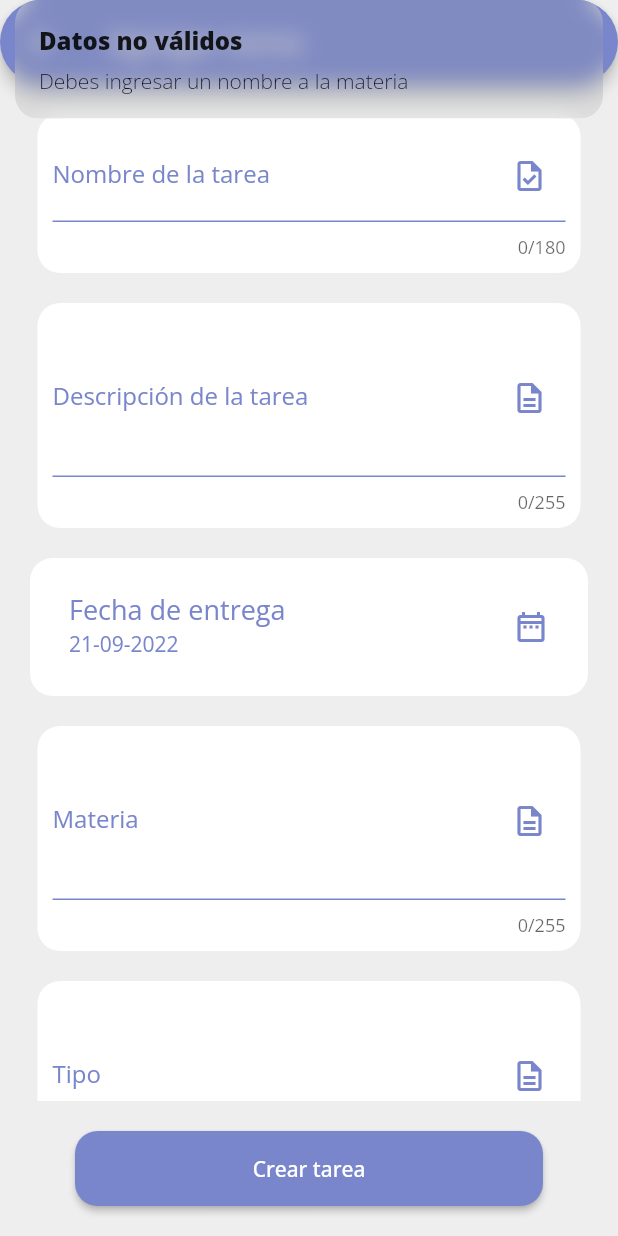
After one commit to moisesmtzs/agenda_modular, a Flutter app: the _AddTaskPageState screen opened directly, after a tap on "Crear tarea", on a phone screen of 412 x 824 dp. The commit adds this screen. Run offline on Flutter 3.47's test engine with Material 2 defaults, Android fonts, the phone set to English and light mode, and no system bars; our stand-ins replace flutter_svg, get, get_storage, google_fonts, google_nav_bar, image_picker and 1 more; accounts and stored records are empty.

Commit message:
Formulario para crear tarea

```diff
--- a/lib/src/api/environment.dart
+++ b/lib/src/api/environment.dart
@@ -1,5 +1,5 @@
 class Environment {
-  static const String API_URL = 'http://192.168.31.247:3000/';
+  static const String API_URL = 'http://192.168.100.5:3000/';
 
-  static const String API_URL_OLD = '192.168.31.247:3000';
+  static const String API_URL_OLD = '192.168.100.5:3000';
 }
--- /dev/null
+++ b/lib/src/models/task.dart
@@ -0,0 +1,47 @@
+import 'dart:convert';
+
+Task taskFromJson(String str) => Task.fromJson(json.decode(str));
+
+String taskToJson(Task data) => json.encode(data.toJson());
+
+class Task {
+
+    String? id;
+    String? name;
+    String? description;
+    String? deliveryDate;
+    String? subject;
+    String? type;
+    String? status;
+
+    Task({
+        this.id,
+        this.name,
+        this.description,
+        this.deliveryDate,
+        this.subject,
+        this.type,
+        this.status,
+    });
+
+
+    factory Task.fromJson(Map<String, dynamic> json) => Task(
+        id: json["id"],
+        name: json["name"],
+        description: json["description"],
+        deliveryDate: json["delivery_date"],
+        subject: json["subject"],
+        type: json["type"],
+        status: json["status"],
+    );
+
+    Map<String, dynamic> toJson() => {
+        "id": id,
+        "name": name,
+        "description": description,
+        "delivery_date": deliveryDate,
+        "subject": subject,
+        "type": type,
+        "status": status,
+    };
+}
--- a/lib/src/screens/login/login_page.dart
+++ b/lib/src/screens/login/login_page.dart
@@ -109,7 +109,7 @@ class LoginPage extends StatelessWidget {
           hintText: "**********",
           hintStyle: TextStyle(color: Colors.grey[400]),
           labelText: "Contraseña",
-          labelStyle: TextStyle(color: Colors.blueGrey),
+          labelStyle: TextStyle(color: Colors.indigo[300]),
           prefixIcon: Icon(Icons.lock_rounded, color: Colors.indigo.shade300),
           suffixIcon: IconButton(
             icon: Icon(
--- a/lib/src/screens/register/register_page.dart
+++ b/lib/src/screens/register/register_page.dart
@@ -176,7 +176,7 @@ class RegisterPage extends StatelessWidget {
           hintText: "**********",
           hintStyle: TextStyle(color: Colors.grey[400]),
           labelText: "Contraseña",
-          labelStyle: const TextStyle(color: Colors.blueGrey),
+          labelStyle: TextStyle(color: Colors.indigo[300]),
           prefixIcon: Icon(Icons.lock_rounded, color: Colors.indigo.shade300),
           suffixIcon: IconButton(
             icon: Icon(
@@ -219,7 +219,7 @@ class RegisterPage extends StatelessWidget {
           hintText: "**********",
           hintStyle: TextStyle( color: Colors.grey[400] ),
           labelText: "Confirmar contraseña",
-          labelStyle: const TextStyle( color: Colors.blueGrey ),
+          labelStyle: TextStyle( color: Colors.indigo[300] ),
           prefixIcon: Icon(Icons.lock_outline_rounded, color: Colors.indigo[300]),
           suffixIcon: IconButton(
             icon: Icon(
--- a/lib/src/screens/screens.dart
+++ b/lib/src/screens/screens.dart
@@ -5,5 +5,6 @@ export 'package:agenda_app/src/screens/update/update_profile_page.dart';
 export 'package:agenda_app/src/screens/search/search_page.dart';
 export 'package:agenda_app/src/screens/tasks/task_page.dart';
 export 'package:agenda_app/src/screens/tasks/detail/tasks_detail_screen.dart';
+export 'package:agenda_app/src/screens/tasks/add_task/add_task_page.dart';
 export 'package:agenda_app/src/screens/schedule/schedule_page.dart';
 export 'package:agenda_app/src/screens/registersubject/registersubject_page.dart';//FARFAN
--- /dev/null
+++ b/lib/src/screens/tasks/add_task/add_task_controller.dart
@@ -0,0 +1,150 @@
+import 'package:flutter/material.dart';
+import 'package:get/get.dart';
+import 'package:intl/intl.dart';
+
+import 'package:agenda_app/src/models/response_api.dart';
+import 'package:agenda_app/src/models/task.dart';
+import 'package:agenda_app/src/providers/tasksProvider.dart';
+
+class AddTaskController extends GetxController {
+
+  TasksProvider tasksProvider = TasksProvider();
+
+  TextEditingController nameController = TextEditingController();
+  TextEditingController descriptionController = TextEditingController();
+  TextEditingController subjectController = TextEditingController();
+  TextEditingController typeController = TextEditingController();
+
+  var value = DateTime.now().toString().obs;
+  DateTime _selectedDate = DateTime.now();
+
+  void register( BuildContext context ) async {
+
+    String name = nameController.text;
+    String description = descriptionController.text;
+    String date = _selectedDate.toString();
+    String subject = subjectController.text.trim();
+    String type = typeController.text.trim();
+
+    if ( isValidForm(name, description, date, subject, type) ) {
+
+      // isEnable.value = false;
+
+      Task task = Task(
+        name: name,
+        description: description,
+        deliveryDate: date,
+        subject: subject,
+        type: type
+      );
+
+      ResponseApi? responseApi = await tasksProvider.create(task);
+
+      if (responseApi?.success == true) {
+        Get.snackbar(responseApi?.message ?? '', 'La tarea ha sido creada satisfactoriamente');
+        Future.delayed(const Duration(milliseconds: 1000), () {
+          Get.off('/task');
+        });
+      } else {
+        Get.snackbar(
+          'Datos no válidos',
+          responseApi?.message ?? '',
+          backgroundColor: Colors.red[200],
+          colorText: Colors.white
+        );
+        // isEnable.value = true;
+      }
+
+    }
+
+  }
+
+  bool isValidForm( String name, String description, String date, String subject, String type ) {
+
+    if ( name.isEmpty ) {
+      Get.snackbar("Datos no válidos", "Debes ingresar un nombre a la materia");
+      return false;
+    }
+    if ( description.isEmpty ) {
+      Get.snackbar("Datos no válidos", "Debes ingresar una descripción");
+      return false;
+    }
+    if ( date.isEmpty ) {
+      Get.snackbar("Datos no válidos", "Debes ingresar una fecha de entrega");
+      return false;
+    }
+    if ( subject.isEmpty ) {
+      Get.snackbar("Datos no válidos", "Debes ingresar una materia");
+      return false;
+    }
+    if ( type.isEmpty ) {
+      Get.snackbar("Datos no válidos", "Debes ingresar un tipo de tarea");
+      return false;
+    }
+
+    return true;
+
+  }
+
+  void showDatePick(BuildContext context) async {
+    DateTime? picked = await showDatePicker(
+      context: context,
+      locale: const Locale('es', 'ES'),
+      initialDate: _selectedDate,
+      firstDate: DateTime(2022),
+      lastDate: DateTime(2023),
+      builder: (context, child) {
+        return Theme(
+          data: ThemeData.dark().copyWith(
+            colorScheme: ColorScheme.dark(
+              primary: Colors.indigo.shade200,
+              onPrimary: Colors.white,
+              surface: Colors.indigo.shade300,
+              onSurface: Colors.orange.shade200,
+            ),
+            dialogTheme: const DialogTheme(
+              shape: RoundedRectangleBorder(
+                borderRadius: BorderRadius.all(Radius.circular(16))
+              )
+            ),
+            dialogBackgroundColor:Colors.indigo.shade300,
+            textButtonTheme: TextButtonThemeData(
+              style: TextButton.styleFrom(
+                primary: Colors.orange.shade200,
+                backgroundColor: Colors.black12,
+                textStyle: TextStyle(
+                  color: Colors.orange.shade200,
+                  fontWeight: FontWeight.normal,
+                  fontSize: 12,
+                  fontFamily: 'Quicksand'
+                ),
+                shape: RoundedRectangleBorder(
+                  borderRadius: BorderRadius.circular(16),
+                  side: const BorderSide(
+                    color: Colors.transparent,
+                    width: 1,
+                    style: BorderStyle.solid
+                  ),
+                )
+              ),
+            )
+          ),
+          child: child!,
+        );
+      },
+    );
+    if(picked != null && picked != _selectedDate) {
+      value = picked.toString() as RxString;
+      _selectedDate = picked;
+    }
+  }
+
+  String convertDateTimeDisplay(String? date) {
+    final DateFormat displayFormater = DateFormat('yyyy-MM-dd HH:mm:ss.SSS');
+    final DateFormat serverFormater = DateFormat('dd-MM-yyyy');
+    final DateTime displayDate = displayFormater.parse(date ?? '');
+    final String formatted = serverFormater.format(displayDate);
+    return formatted;
+  }
+
+}
--- /dev/null
+++ b/lib/src/screens/tasks/add_task/add_task_page.dart
@@ -0,0 +1,244 @@
+import 'package:flutter/material.dart';
+import 'package:get/get.dart';
+
+import 'package:agenda_app/src/screens/tasks/add_task/add_task_controller.dart';
+import 'package:agenda_app/src/ui/input_decoration.dart';
+
+class _AddTaskPageState extends StatelessWidget{
+
+  final AddTaskController _controller = Get.put(AddTaskController());
+
+  @override
+  Widget build(BuildContext context) {
+    return Hero(
+      tag: 'openAddTaskPage',
+      child: Scaffold(
+        // backgroundColor: Colors.indigo.shade300,
+        appBar: AppBar(
+          title: const Text('Agregar tarea'),
+          backgroundColor: Colors.indigo.shade300,
+          shape: ShapeBorder.lerp(
+            RoundedRectangleBorder( borderRadius: BorderRadius.circular(30) ),
+            null,
+            0
+          ),
+        ),
+        body: ListView(
+          physics: const BouncingScrollPhysics(),
+          keyboardDismissBehavior: ScrollViewKeyboardDismissBehavior.onDrag,
+          children: [
+            const SizedBox(height: 20),
+            _taskName(),
+            const SizedBox(height: 20),
+            _taskDesc(),
+            const SizedBox(height: 20),
+            _taskDate(context),
+            const SizedBox(height: 20),
+            _taskSubject(),
+            const SizedBox(height: 20),
+            _taskType(),
+            const SizedBox(height: 20),
+          ]
+        ),
+        bottomNavigationBar: _createTaskButton(context),
+      ),
+    );
+  }
+
+  Widget _taskName() {
+    return Container(
+      margin: const EdgeInsets.symmetric(horizontal: 25),
+      padding: const EdgeInsets.all(10),
+      decoration: BoxDecoration(
+        color: Colors.white,
+        borderRadius: BorderRadius.circular(15)
+      ),
+      child: Form(
+        autovalidateMode: AutovalidateMode.onUserInteraction,
+        child: Column(
+          children: [
+            TextFormField(
+              // controller: _con.nameController,
+              cursorRadius: const Radius.circular(8.0),
+              maxLength: 180,
+              decoration: InputDecorations.authInputDecoration(
+                hintText: "Hacer maqueta",
+                labelText: "Nombre de la tarea",
+                suffixIcon: Icons.task_outlined
+              ),
+              validator: ( value ){
+                String pattern = r"\b([a-zA-ZÀ-ÿ][-,a-z. ']+[ ]*)+";
+                RegExp nameregExp  = RegExp(pattern);
+                return nameregExp.hasMatch( value ?? '' )
+                  ? null
+                  : 'Nombre no válido';
+              }
+            )
+          ]
+        ),
+      ),
+    );
+
+  }
+
+  Widget _taskDesc() {
+    return Container(
+      margin: const EdgeInsets.symmetric(horizontal: 25),
+      padding: const EdgeInsets.all(10),
+      decoration: BoxDecoration(
+        color: Colors.white,
+        borderRadius: BorderRadius.circular(15)
+      ),
+      child: Form(
+        autovalidateMode: AutovalidateMode.onUserInteraction,
+        child: Column(
+          children: [
+            TextFormField(
+              // controller: _con.descController,
+              maxLines: 3,
+              maxLength: 255,
+              textAlign: TextAlign.justify,
+              cursorRadius: const Radius.circular(8.0),
+              decoration: InputDecorations.authInputDecoration(
+                hintText: "Maqueta de 25x25",
+                labelText: "Descripción de la tarea",
+                suffixIcon: Icons.description_outlined
+              ),
+              validator: ( value ){
+                String pattern = r"\b([a-zA-ZÀ-ÿ][-,a-z. ']+[ ]*)+";
+                RegExp nameregExp  = RegExp(pattern);
+                return nameregExp.hasMatch( value ?? '' )
+                  ? null
+                  : 'Descripción no válida';
+              }
+            )
+          ]
+        ),
+      ),
+    );
+
+  }
+
+  Widget _taskDate(BuildContext context) {
+    return Container(
+      margin: const EdgeInsets.symmetric(horizontal: 20),
+      padding: const EdgeInsets.all(10),
+      decoration: BoxDecoration(
+        color: Colors.white,
+        borderRadius: BorderRadius.circular(15)
+      ),
+      child: Obx( () =>
+        ListTile(
+          title: Text('Fecha de entrega', style: TextStyle( color: Colors.indigo[300], fontSize: 18 ),),
+          subtitle: Text(_controller.convertDateTimeDisplay(_controller.value.value), style: TextStyle( color: Colors.indigo[300] ),),
+          trailing: Icon( Icons.date_range_outlined, color: Colors.indigo.shade300 ),
+          onTap: () {
+            _controller.showDatePick(context);
+          },
+        ),
+      )
+    );
+  }
+
+  Widget _taskSubject() {
+    return Container(
+      margin: const EdgeInsets.symmetric(horizontal: 25),
+      padding: const EdgeInsets.all(10),
+      decoration: BoxDecoration(
+        color: Colors.white,
+        borderRadius: BorderRadius.circular(15)
+      ),
+      child: Form(
+        autovalidateMode: AutovalidateMode.onUserInteraction,
+        child: Column(
+          children: [
+            TextFormField(
+              // controller: _con.descController,
+              maxLines: 3,
+              maxLength: 255,
+              textAlign: TextAlign.justify,
+              cursorRadius: const Radius.circular(8.0),
+              decoration: InputDecorations.authInputDecoration(
+                hintText: "Introducción a la computación",
+                labelText: "Materia",
+                suffixIcon: Icons.description_outlined
+              ),
+              validator: ( value ){
+                String pattern = r"\b([a-zA-ZÀ-ÿ][-,a-z. ']+[ ]*)+";
+                RegExp nameregExp  = RegExp(pattern);
+                return nameregExp.hasMatch( value ?? '' )
+                  ? null
+                  : 'Tema no válido';
+              }
+            )
+          ]
+        ),
+      ),
+    );
+
+  }
+
+  Widget _taskType() {
+    return Container(
+      margin: const EdgeInsets.symmetric(horizontal: 25),
+      padding: const EdgeInsets.all(10),
+      decoration: BoxDecoration(
+        color: Colors.white,
+        borderRadius: BorderRadius.circular(15)
+      ),
+      child: Form(
+        autovalidateMode: AutovalidateMode.onUserInteraction,
+        child: Column(
+          children: [
+            TextFormField(
+              // controller: _con.descController,
+              maxLines: 3,
+              maxLength: 255,
+              textAlign: TextAlign.justify,
+              cursorRadius: const Radius.circular(8.0),
+              decoration: InputDecorations.authInputDecoration(
+                hintText: "Examen",
+                labelText: "Tipo",
+                suffixIcon: Icons.description_outlined
+              ),
+              validator: ( value ){
+                String pattern = r"\b([a-zA-ZÀ-ÿ][-,a-z. ']+[ ]*)+";
+                RegExp nameregExp  = RegExp(pattern);
+                return nameregExp.hasMatch( value ?? '' )
+                  ? null
+                  : 'Tipo no válido';
+              }
+            )
+          ]
+        ),
+      ),
+    );
+
+  }
+
+  Widget _createTaskButton(BuildContext context) {
+    return Container(
+      height: 50,
+      width: double.infinity,
+      margin: const EdgeInsets.symmetric( horizontal: 50, vertical: 20 ),
+      child: MaterialButton(
+        shape: RoundedRectangleBorder( borderRadius: BorderRadius.circular(15) ),
+        disabledColor: Colors.grey,
+        color: Colors.indigo[300],
+        child: Container(
+          padding: const EdgeInsets.symmetric( horizontal: 30, vertical: 15 ),
+          child: const Text( 'Crear tarea', style: TextStyle( color: Colors.white ) )
+        ),
+        onPressed: () {
+          _controller.register(context);
+        },
+      ),
+
+    );
+
+  }
+
+
+
+
+}
--- a/lib/src/screens/tasks/task_controller.dart
+++ b/lib/src/screens/tasks/task_controller.dart
@@ -18,6 +18,8 @@ class TaskController extends GetxController {
   void openBottomSheet(BuildContext context) async {
 
     isUpdated = await showMaterialModalBottomSheet(
+      enableDrag: false,
+      backgroundColor: Colors.indigo.shade200,
       shape: const RoundedRectangleBorder(
         borderRadius: BorderRadius.only(topLeft: Radius.circular(10.0), topRight: Radius.circular(10.0)),
       ),
@@ -26,4 +28,8 @@ class TaskController extends GetxController {
     );
 
   }
+
+  void goToAddTaskPage() {
+    Get.toNamed('/addTask');
+  }
 }
--- a/lib/src/ui/input_decoration.dart
+++ b/lib/src/ui/input_decoration.dart
@@ -26,7 +26,7 @@ class InputDecorations {
       hintText: hintText,
       hintStyle: TextStyle( color: Colors.grey[400] ),
       labelText: labelText,
-      labelStyle: TextStyle( color: Colors.blueGrey ),
+      labelStyle: TextStyle( color: Colors.indigo[300] ),
       prefixIcon: prefixIcon != null
         ? Icon( prefixIcon, color: Colors.indigo.shade300, )
         : null,
--- a/pubspec.yaml
+++ b/pubspec.yaml
@@ -30,12 +30,15 @@ dependencies:
   cupertino_icons: ^1.0.2
   flutter:
     sdk: flutter
+  flutter_localizations:
+    sdk: flutter
   flutter_svg: ^1.1.0
   get: ^4.6.1
   get_storage: ^2.0.3
   google_fonts: ^3.0.1
   google_nav_bar: ^5.0.6
   image_picker: ^0.8.5+3
+  intl: ^0.17.0
   modal_bottom_sheet: ^2.1.0
   provider: ^6.0.3
   sn_progress_dialog: ^1.0.8
```
Also changed, not shown: lib/main.dart (+24 -5 lines), lib/src/providers/tasksProvider.dart (added, +26 -0 lines), lib/src/screens/tasks/detail/tasks_detail_screen.dart (+22 -3 lines), lib/src/screens/tasks/task_page.dart (+10 -1 lines), pubspec.lock.
